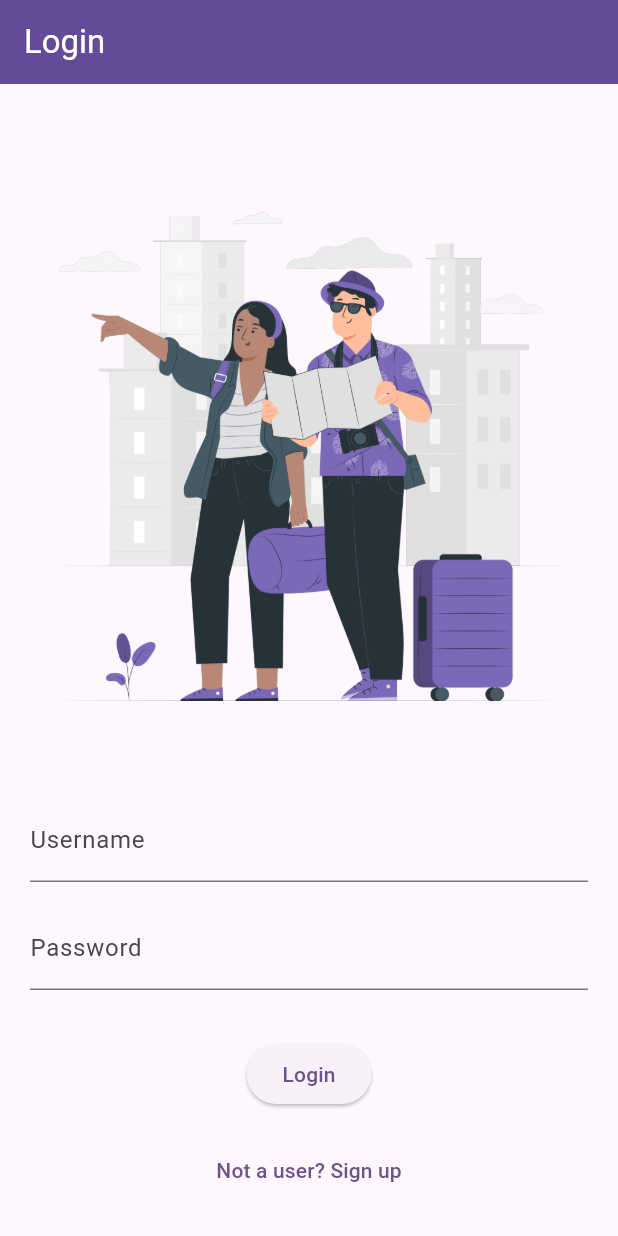
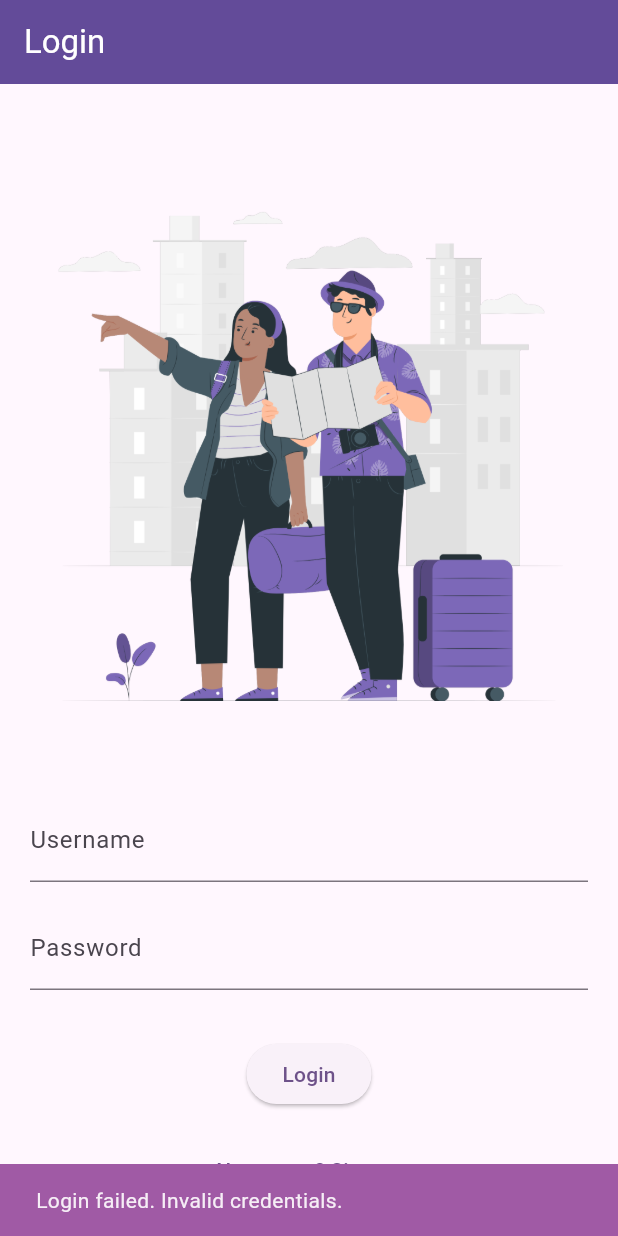
Before and after one commit to erdeaa/train_station_app, a Flutter app: the screen it shows after launch, after a tap on "Login", on a phone screen of 412 x 824 dp. Run offline on Flutter 3.47's test engine with Material 2 defaults, Android fonts, the phone set to English and light mode, and no system bars; our stand-ins replace google_fonts, hive, hive_flutter, image_picker, shared_preferences; missing offline and left inert: image_picker_for_web, shared_preferences_web; accounts and stored records are empty.

Commit message:
Latest version

```diff
--- a/lib/screens/auth.dart
+++ b/lib/screens/auth.dart
@@ -66,7 +66,10 @@ class _AuthScreenState extends State<AuthScreen> {
                         MaterialPageRoute(builder: (context) => BottomNav()));
                   } else {
                     // Handle login failure
-                    print('Login failed. Invalid credentials.');
+                    ScaffoldMessenger.of(context).showSnackBar(const SnackBar(
+                      backgroundColor: Color.fromARGB(255, 160, 90, 165),
+                      content: Text('Login failed. Invalid credentials.'),
+                    ));
                   }
                 } else {
                   // Handle signup
@@ -78,11 +81,17 @@ class _AuthScreenState extends State<AuthScreen> {
                           MaterialPageRoute(builder: (context) => BottomNav()));
                     } else {
                       // Handle signup failure
-                      print('Signup failed. User already exists.');
+                      ScaffoldMessenger.of(context).showSnackBar(const SnackBar(
+                        backgroundColor: Color.fromARGB(255, 160, 90, 165),
+                        content: Text('Signup failed. User already exists.'),
+                      ));
                     }
                   } else {
                     // Passwords don't match
-                    print('Passwords do not match');
+                    ScaffoldMessenger.of(context).showSnackBar(const SnackBar(
+                      backgroundColor: Color.fromARGB(255, 160, 90, 165),
+                      content: Text('Passwords do not match.'),
+                    ));
                   }
                 }
               },
```
